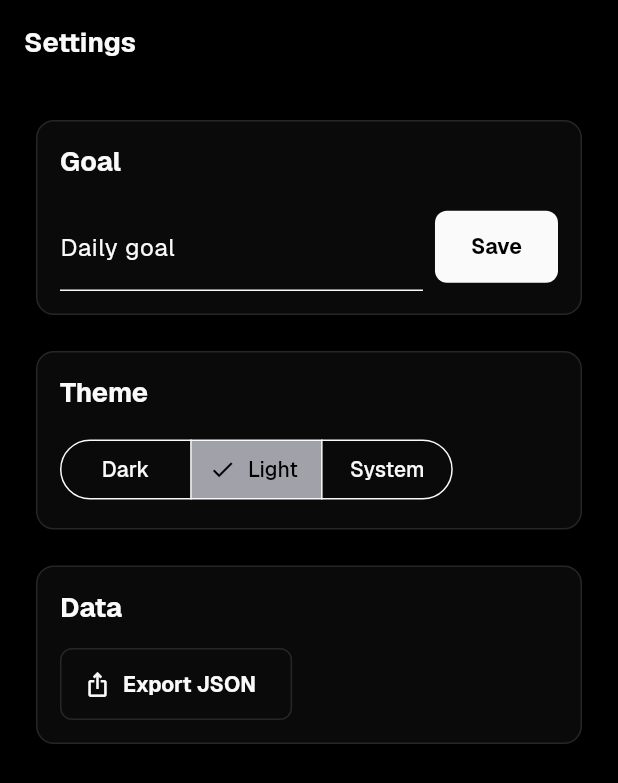
After one commit to RellG/push., a Flutter app: the SettingsScreen screen opened by its route, after a tap on "Light", on a phone screen of 412 x 824 dp. The commit adds this screen. Shown: the top 783 px of the screen. Run offline on Flutter 3.47's test engine with Material 3 defaults, Android fonts, the phone set to English and light mode, and no system bars; our stand-ins replace fl_chart, flutter_riverpod, go_router, isar, shared_preferences; accounts and stored records are empty; generated files the repository leaves out were written again.

Commit message:
feat: add settings and export

```diff
--- a/lib/app/router.dart
+++ b/lib/app/router.dart
@@ -4,6 +4,7 @@ import 'package:go_router/go_router.dart';
 import 'package:push_app/features/history/history_screen.dart';
 import 'package:push_app/features/home/home_screen.dart';
 import 'package:push_app/features/onboarding/onboarding_screen.dart';
+import 'package:push_app/features/settings/settings_screen.dart';
 import 'package:push_app/features/stats/stats_screen.dart';
 import 'package:push_app/providers/app_providers.dart';
 
@@ -13,6 +14,7 @@ abstract final class AppRoutes {
   static const home = '/home';
   static const history = '/history';
   static const stats = '/stats';
+  static const settings = '/settings';
 }
 
 final routerProvider = Provider<GoRouter>((ref) {
@@ -62,6 +64,13 @@ final routerProvider = Provider<GoRouter>((ref) {
           child: const StatsScreen(),
         ),
       ),
+      GoRoute(
+        path: AppRoutes.settings,
+        pageBuilder: (context, state) => _fadePage(
+          state: state,
+          child: const SettingsScreen(),
+        ),
+      ),
     ],
   );
 });
--- /dev/null
+++ b/lib/features/settings/settings_screen.dart
@@ -0,0 +1,217 @@
+import 'dart:async';
+
+import 'package:flutter/material.dart';
+import 'package:flutter/services.dart';
+import 'package:flutter_riverpod/flutter_riverpod.dart';
+import 'package:push_app/app/theme/colors.dart';
+import 'package:push_app/app/theme/typography.dart';
+import 'package:push_app/providers/app_providers.dart';
+
+class SettingsScreen extends ConsumerStatefulWidget {
+  const SettingsScreen({super.key});
+
+  @override
+  ConsumerState<SettingsScreen> createState() => _SettingsScreenState();
+}
+
+class _SettingsScreenState extends ConsumerState<SettingsScreen> {
+  final _goalController = TextEditingController();
+  String _themeMode = 'dark';
+  var _isSavingGoal = false;
+  var _isExporting = false;
+
+  @override
+  void dispose() {
+    _goalController.dispose();
+    super.dispose();
+  }
+
+  @override
+  Widget build(BuildContext context) {
+    final profile = ref.watch(profileProvider);
+    final colors = context.colors;
+
+    ref.listen(profileProvider, (previous, next) {
+      final value = next.valueOrNull;
+      if (value == null) {
+        return;
+      }
+      if (_goalController.text.isEmpty) {
+        _goalController.text = value.currentGoal.toString();
+      }
+      if (_themeMode != value.themeMode) {
+        setState(() => _themeMode = value.themeMode);
+      }
+    });
+
+    return Scaffold(
+      appBar: AppBar(title: const Text('Settings')),
+      body: SafeArea(
+        child: Center(
+          child: ConstrainedBox(
+            constraints: const BoxConstraints(maxWidth: 600),
+            child: ListView(
+              padding: const EdgeInsets.all(24),
+              children: [
+                profile.when(
+                  data: (value) {
+                    if (value != null && _goalController.text.isEmpty) {
+                      _goalController.text = value.currentGoal.toString();
+                      _themeMode = value.themeMode;
+                    }
+                    return _SettingsSection(
+                      title: 'Goal',
+                      child: Row(
+                        children: [
+                          Expanded(
+                            child: TextField(
+                              controller: _goalController,
+                              keyboardType: TextInputType.number,
+                              inputFormatters: [
+                                FilteringTextInputFormatter.digitsOnly,
+                              ],
+                              style: PushTypography.monoNumber(
+                                color: colors.textPrimary,
+                                fontSize: 18,
+                              ),
+                              decoration: const InputDecoration(
+                                labelText: 'Daily goal',
+                              ),
+                            ),
+                          ),
+                          const SizedBox(width: 8),
+                          ElevatedButton(
+                            onPressed: _isSavingGoal ? null : _saveGoal,
+                            child: const Text('Save'),
+                          ),
+                        ],
+                      ),
+                    );
+                  },
+                  error: (error, stackTrace) => Text(error.toString()),
+                  loading: () =>
+                      const Center(child: CircularProgressIndicator()),
+                ),
+                const SizedBox(height: 24),
+                _SettingsSection(
+                  title: 'Theme',
+                  child: SegmentedButton<String>(
+                    selected: {_themeMode},
+                    onSelectionChanged: (selection) {
+                      unawaited(_saveTheme(selection.single));
+                    },
+                    segments: const [
+                      ButtonSegment(value: 'dark', label: Text('Dark')),
+                      ButtonSegment(value: 'light', label: Text('Light')),
+                      ButtonSegment(value: 'system', label: Text('System')),
+                    ],
+                  ),
+                ),
+                const SizedBox(height: 24),
+                _SettingsSection(
+                  title: 'Data',
+                  child: OutlinedButton.icon(
+                    onPressed: _isExporting ? null : _exportJson,
+                    icon: const Icon(Icons.ios_share_outlined),
+                    label: const Text('Export JSON'),
+                  ),
+                ),
+              ],
+            ),
+          ),
+        ),
+      ),
+    );
+  }
+
+  Future<void> _saveGoal() async {
+    final goal = int.tryParse(_goalController.text);
+    if (goal == null || goal <= 0) {
+      return;
+    }
+
+    setState(() => _isSavingGoal = true);
+    final repository = await ref.read(profileRepositoryProvider.future);
+    await repository.updateGoal(goal);
+    ref.invalidate(profileProvider);
+    if (mounted) {
+      setState(() => _isSavingGoal = false);
+    }
+  }
+
+  Future<void> _saveTheme(String themeMode) async {
+    setState(() => _themeMode = themeMode);
+    final repository = await ref.read(profileRepositoryProvider.future);
+    await repository.updateThemeMode(themeMode);
+    ref.invalidate(profileProvider);
+  }
+
+  Future<void> _exportJson() async {
+    setState(() => _isExporting = true);
+    final exportJson = await ref.read(exportJsonProvider)();
+    await Clipboard.setData(ClipboardData(text: exportJson));
+    if (!mounted) {
+      return;
+    }
+
+    setState(() => _isExporting = false);
+    ScaffoldMessenger.of(context).showSnackBar(
+      const SnackBar(content: Text('Export copied')),
+    );
+    unawaited(
+      showDialog<void>(
+        context: context,
+        builder: (context) => AlertDialog(
+          title: const Text('Export JSON'),
+          content: SizedBox(
+            width: double.maxFinite,
+            child: SingleChildScrollView(
+              child: SelectableText(
+                exportJson,
+                style: PushTypography.monoNumber(
+                  color: context.colors.textPrimary,
+                  fontSize: 12,
+                  fontWeight: FontWeight.w400,
+                ),
+              ),
+            ),
+          ),
+        ),
+      ),
+    );
+  }
+}
+
+class _SettingsSection extends StatelessWidget {
+  const _SettingsSection({
+    required this.title,
+    required this.child,
+  });
+
+  final String title;
+  final Widget child;
+
+  @override
+  Widget build(BuildContext context) {
+    final colors = context.colors;
+
+    return DecoratedBox(
+      decoration: BoxDecoration(
+        color: colors.surface,
+        border: Border.all(color: colors.border),
+        borderRadius: BorderRadius.circular(12),
+      ),
+      child: Padding(
+        padding: const EdgeInsets.all(16),
+        child: Column(
+          crossAxisAlignment: CrossAxisAlignment.start,
+          children: [
+            Text(title, style: Theme.of(context).textTheme.titleLarge),
+            const SizedBox(height: 16),
+            child,
+          ],
+        ),
+      ),
+    );
+  }
+}
--- a/lib/features/stats/stats_screen.dart
+++ b/lib/features/stats/stats_screen.dart
@@ -1,6 +1,8 @@
 import 'package:fl_chart/fl_chart.dart';
 import 'package:flutter/material.dart';
 import 'package:flutter_riverpod/flutter_riverpod.dart';
+import 'package:go_router/go_router.dart';
+import 'package:push_app/app/router.dart';
 import 'package:push_app/app/theme/colors.dart';
 import 'package:push_app/app/theme/typography.dart';
 import 'package:push_app/domain/models/chart_point.dart';
@@ -31,7 +33,21 @@ class _StatsScreenState extends ConsumerState<StatsScreen> {
             child: ListView(
               padding: const EdgeInsets.all(24),
               children: [
-                Text('Stats', style: Theme.of(context).textTheme.displaySmall),
+                Row(
+                  children: [
+                    Expanded(
+                      child: Text(
+                        'Stats',
+                        style: Theme.of(context).textTheme.displaySmall,
+                      ),
+                    ),
+                    IconButton(
+                      tooltip: 'Settings',
+                      onPressed: () => context.push(AppRoutes.settings),
+                      icon: const Icon(Icons.settings_outlined),
+                    ),
+                  ],
+                ),
                 const SizedBox(height: 24),
                 stats.when(
                   data: _buildStats,
```
Also changed, not shown: lib/providers/app_providers.dart (+41 -0 lines).
